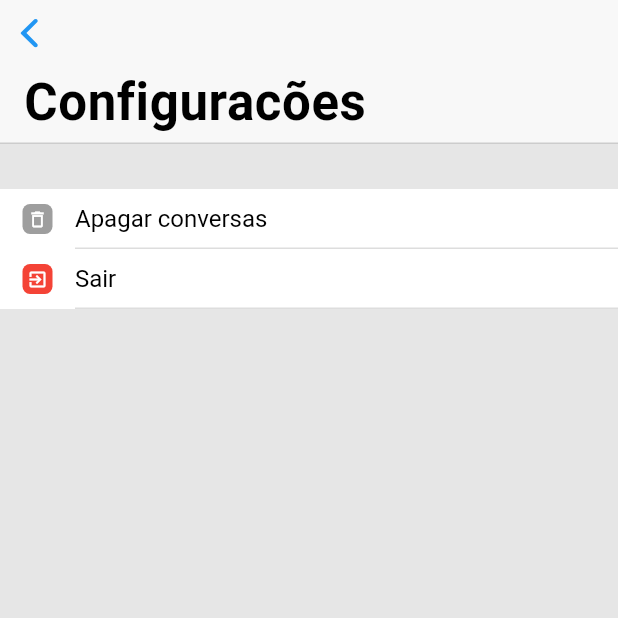
After one commit to gabryelferreira/chat_app, a Flutter app: the HomeScreen screen opened by its route, after a tap on the "settings" icon, on a phone screen of 412 x 824 dp, the top half of it. The commit adds this screen. Run offline on Flutter 3.47's test engine with Material 2 defaults, Android fonts, the phone set to English and light mode, and no system bars; our stand-ins replace firebase_messaging, progress_dialog, shared_preferences, socket_io_client, sqflite; missing offline and left inert: emoji_picker; accounts and stored records are empty; network calls fail.

Commit message:
Settings screen, improving layout and lazy loading messages from selected chat

```diff
--- a/chat_app/lib/main.dart
+++ b/chat_app/lib/main.dart
@@ -5,10 +5,10 @@ import 'package:chat_app/src/screens/contact/contact_view.dart';
 import 'package:chat_app/src/screens/home/home_view.dart';
 import 'package:chat_app/src/screens/login/login_view.dart';
 import 'package:chat_app/src/screens/register/register_view.dart';
+import 'package:chat_app/src/screens/settings/settings_view.dart';
 import 'package:chat_app/src/widgets/custom_page_route.dart';
 import 'package:flutter/cupertino.dart';
 import 'package:flutter/material.dart';
-import 'package:flutter_statusbarcolor/flutter_statusbarcolor.dart';
 import 'package:provider/provider.dart';
 import 'package:flutter/services.dart';
 
@@ -55,6 +55,9 @@ class MyApp extends StatelessWidget {
             case '/add-chat':
               return CustomPageRoute.build(
                   builder: (_) => AddChatScreen(), settings: settings);
+            case '/settings':
+              return CustomPageRoute.build(
+                  builder: (_) => SettingsScreen(), settings: settings);
             default:
               return CustomPageRoute.build(
                   builder: (_) => AfterLaunchScreen(), settings: settings);
--- a/chat_app/lib/src/data/models/message.dart
+++ b/chat_app/lib/src/data/models/message.dart
@@ -43,6 +43,7 @@ class Message {
   }
 
   Message.fromLocalDatabaseMap(Map<String, dynamic> json) {
+    localId = json['id_message'];
     id = json['_id'];
     chatId = json['chat_id'];
     message = json['message'];
--- a/chat_app/lib/src/screens/home/home_controller.dart
+++ b/chat_app/lib/src/screens/home/home_controller.dart
@@ -185,14 +185,8 @@ class HomeController extends StateControl with WidgetsBindingObserver {
     Navigator.of(context).pushNamed(AddChatScreen.routeName);
   }
 
-  void logout() async {
-    emitUserLeft();
-    _userRepository.saveUserFcmToken(null);
-    await CustomSharedPreferences.remove('user');
-    await CustomSharedPreferences.remove('token');
-    _chatsProvider.clearDatabase();
-    Navigator.of(context)
-        .pushNamedAndRemoveUntil(LoginScreen.routeName, (_) => false);
+  void openSettings() async {
+    Navigator.of(context).pushNamed('/settings');
   }
 
   @override
--- a/chat_app/lib/src/screens/home/home_view.dart
+++ b/chat_app/lib/src/screens/home/home_view.dart
@@ -1,5 +1,6 @@
 import 'package:chat_app/src/screens/home/home_controller.dart';
 import 'package:chat_app/src/widgets/chat_card.dart';
+import 'package:chat_app/src/widgets/custom_cupertino_sliver_navigation_bar.dart';
 import 'package:chat_app/src/widgets/user_card.dart';
 import 'package:flutter/cupertino.dart';
 import 'package:flutter/material.dart';
@@ -40,7 +41,7 @@ class _HomeScreenState extends State<HomeScreen> {
         return Scaffold(
           body: CustomScrollView(
             slivers: <Widget>[
-              CupertinoSliverNavigationBar(
+              CustomCupertinoSliverNavigationBar(
                 previousPageTitle: '',
                 largeTitle: Text(
                   _homeController.loading ? 'Conectando...' : 'Chats',
@@ -50,15 +51,14 @@ class _HomeScreenState extends State<HomeScreen> {
                   color: Colors.transparent,
                   child: IconButton(
                     icon: Icon(
-                      Icons.exit_to_app,
+                      Icons.settings,
                       color: Theme.of(context).primaryColor,
                     ),
                     onPressed: () {
-                      _homeController.logout();
+                      _homeController.openSettings();
                     },
                   ),
                 ),
-                backgroundColor: Color(0xFFF8F8F8),
               ),
               usersList(context),
             ],
@@ -106,7 +106,7 @@ class _HomeScreenState extends State<HomeScreen> {
       );
     }
     return SliverPadding(
-      padding: EdgeInsets.symmetric(vertical: 5),
+      padding: EdgeInsets.symmetric(vertical: 0),
       sliver: SliverList(
         delegate: SliverChildBuilderDelegate(
           (BuildContext context, int index) {
--- /dev/null
+++ b/chat_app/lib/src/screens/settings/settings_controller.dart
@@ -0,0 +1,86 @@
+import 'dart:async';
+
+import 'package:chat_app/src/data/models/custom_error.dart';
+import 'package:chat_app/src/data/models/user.dart';
+import 'package:chat_app/src/data/providers/chats_provider.dart';
+import 'package:chat_app/src/data/repositories/register_repository.dart';
+import 'package:chat_app/src/data/repositories/user_repository.dart';
+import 'package:chat_app/src/screens/home/home_view.dart';
+import 'package:chat_app/src/screens/login/login_view.dart';
+import 'package:chat_app/src/utils/custom_shared_preferences.dart';
+import 'package:chat_app/src/utils/socket_controller.dart';
+import 'package:chat_app/src/utils/state_control.dart';
+import 'package:flutter/cupertino.dart';
+import 'package:flutter/material.dart';
+import 'package:provider/provider.dart';
+
+import 'package:socket_io_client/socket_io_client.dart' as IO;
+
+class SettingsController extends StateControl {
+
+  final BuildContext context;
+
+  UserRepository _userRepository = UserRepository();
+
+  IO.Socket socket = SocketController.socket;
+
+  User myUser;
+
+  SettingsController({
+    @required this.context,
+  }) {
+    this.init();
+  }
+
+  void init() {
+    getMyUser();
+  }
+
+  getMyUser() async {
+    myUser = await CustomSharedPreferences.getMyUser();
+    print("myuserrr ${myUser.name}");
+    notifyListeners();
+  }
+
+  showAlertDialog(String message) {
+    Widget okButton = FlatButton(
+      child: Text("OK"),
+      onPressed: () {
+        Navigator.pop(context);
+      },
+    );
+    AlertDialog alerta = AlertDialog(
+      title: Text("Verifique os erros"),
+      content: Text(message),
+      actions: [
+        okButton,
+      ],
+    );
+    showCupertinoDialog(
+      context: context,
+      builder: (BuildContext context) {
+        return alerta;
+      },
+    );
+  }
+
+  void emitUserLeft() async {
+    socket.emit("user-left");
+  }
+
+  logout() async {
+    emitUserLeft();
+    _userRepository.saveUserFcmToken(null);
+    await CustomSharedPreferences.remove('user');
+    await CustomSharedPreferences.remove('token');
+    Provider.of<ChatsProvider>(context).clearDatabase();
+    Navigator.of(context)
+        .pushNamedAndRemoveUntil(LoginScreen.routeName, (_) => false);
+  }
+
+  @override
+  void dispose() {
+    super.dispose();
+  }
+
+}
--- /dev/null
+++ b/chat_app/lib/src/screens/settings/settings_view.dart
@@ -0,0 +1,74 @@
+import 'package:chat_app/src/screens/settings/settings_controller.dart';
+import 'package:chat_app/src/widgets/custom_cupertino_sliver_navigation_bar.dart';
+import 'package:chat_app/src/widgets/settings_item.dart';
+import 'package:chat_app/src/widgets/user_info_item.dart';
+import 'package:flutter/cupertino.dart';
+import 'package:flutter/material.dart';
+
+class SettingsScreen extends StatefulWidget {
+  static final String routeName = '/settings';
+  @override
+  _SettingsScreenState createState() => _SettingsScreenState();
+}
+
+class _SettingsScreenState extends State<SettingsScreen> {
+  SettingsController _settingsController;
+
+  @override
+  void initState() {
+    _settingsController = SettingsController(context: context);
+    super.initState();
+  }
+
+  @override
+  Widget build(BuildContext context) {
+    return StreamBuilder<Object>(
+      stream: _settingsController.streamController.stream,
+      builder: (context, snapshot) {
+        return Scaffold(
+          backgroundColor: Color(0xFFE6E6E6),
+          body: CustomScrollView(
+            slivers: <Widget>[
+              CustomCupertinoSliverNavigationBar(
+                largeTitle: Text('Configuracões'),
+              ),
+              SliverFillRemaining(
+                child: ListView(
+                  padding: EdgeInsets.all(0),
+                  children: <Widget>[
+                    renderMyUserCard(),
+                    SizedBox(
+                      height: 30,
+                    ),
+                    SettingsItem(
+                      icon: Icons.delete_outline,
+                      iconBackgroundColor: Colors.grey,
+                      title: 'Apagar conversas',
+                      onTap: () {},
+                    ),
+                    SettingsItem(
+                      icon: Icons.exit_to_app,
+                      iconBackgroundColor: Colors.red,
+                      title: 'Sair',
+                      onTap: () {},
+                    ),
+                  ],
+                ),
+              ),
+            ],
+          ),
+        );
+      }
+    );
+  }
+
+  Widget renderMyUserCard() {
+    if (_settingsController.myUser != null) {
+      return UserInfoItem(
+        name: _settingsController.myUser.name,
+        subtitle: _settingsController.myUser.username,
+      );
+    }
+    return Container();
+  }
+}
--- a/chat_app/lib/src/widgets/chat_card.dart
+++ b/chat_app/lib/src/widgets/chat_card.dart
@@ -66,7 +66,6 @@ class ChatCard extends StatelessWidget {
                   child: Padding(
                     padding: const EdgeInsets.only(
                       left: 15,
-                      bottom: 5,
                       top: 2,
                     ),
                     child: Container(
@@ -127,6 +126,9 @@ class ChatCard extends StatelessWidget {
                               ),
                             ],
                           ),
+                          SizedBox(
+                            height: 5,
+                          ),
                           Container(
                             width: double.infinity,
                             height: 1,
--- /dev/null
+++ b/chat_app/lib/src/widgets/custom_cupertino_sliver_navigation_bar.dart
@@ -0,0 +1,32 @@
+import 'package:flutter/cupertino.dart';
+
+class CustomCupertinoSliverNavigationBar extends StatelessWidget {
+
+  final String previousPageTitle;
+  final Widget largeTitle;
+  final EdgeInsetsDirectional  padding;
+  final Widget trailing;
+
+  CustomCupertinoSliverNavigationBar({
+    this.previousPageTitle,
+    this.largeTitle,
+    this.padding,
+    this.trailing,
+  });
+
+  @override
+  Widget build(BuildContext context) {
+    return CupertinoSliverNavigationBar(
+      border: Border(
+        bottom: BorderSide(
+          color: Color(0xFFCCCCCC),
+          width: 1,
+        ),
+      ),
+      previousPageTitle: previousPageTitle,
+      largeTitle: largeTitle,
+      padding: padding,
+      trailing: trailing,
+    );
+  }
+}
--- /dev/null
+++ b/chat_app/lib/src/widgets/settings_item.dart
@@ -0,0 +1,88 @@
+import 'package:flutter/cupertino.dart';
+import 'package:flutter/material.dart';
+
+class SettingsItem extends StatelessWidget {
+  final Function onTap;
+  final Color iconBackgroundColor;
+  final IconData icon;
+  final String title;
+
+  SettingsItem({
+    @required this.icon,
+    @required this.title,
+    @required this.onTap,
+    @required this.iconBackgroundColor,
+  });
+
+  @override
+  Widget build(BuildContext context) {
+    return Container(
+      color: Colors.white,
+      child: InkWell(
+        onTap: onTap,
+        child: Padding(
+          padding: EdgeInsets.only(
+            left: 15,
+            top: 10,
+            bottom: 0,
+          ),
+          child: Container(
+            child: Row(
+              crossAxisAlignment: CrossAxisAlignment.start,
+              children: <Widget>[
+                Container(
+                  height: 20,
+                  width: 20,
+                  decoration: BoxDecoration(
+                    color: iconBackgroundColor,
+                    borderRadius: BorderRadius.circular(5),
+                  ),
+                  child: Icon(icon, color: Colors.white, size: 14),
+                ),
+                Expanded(
+                  child: Padding(
+                    padding: const EdgeInsets.only(
+                      left: 15,
+                    ),
+                    child: Container(
+                      child: Column(
+                        children: <Widget>[
+                          Row(
+                            crossAxisAlignment: CrossAxisAlignment.start,
+                            children: <Widget>[
+                              Expanded(
+                                child: Text(
+                                  title,
+                                  style: TextStyle(
+                                    color: Colors.black,
+                                    fontSize: 16,
+                                  ),
+                                ),
+                              ),
+                              // Padding(
+                              //   padding: EdgeInsets.only(right: 15, left: 30),
+                              //   child: trailing,
+                              // ),
+                            ],
+                          ),
+                          SizedBox(
+                            height: 10,
+                          ),
+                          Container(
+                            width: double.infinity,
+                            height: 1,
+                            color: Color(0xFFDDDDDD),
+                          ),
+                        ],
+                      ),
+                    ),
+                  ),
+                ),
+              ],
+            ),
+          ),
+        ),
+      ),
+    );
+  }
+}
--- a/chat_app/lib/src/widgets/user_card.dart
+++ b/chat_app/lib/src/widgets/user_card.dart
@@ -22,7 +22,7 @@ class UserCard extends StatelessWidget {
         child: Padding(
           padding: EdgeInsets.only(
             left: 15,
-            top: 5,
+            top: 10,
             bottom: 0,
           ),
           child: Container(
@@ -44,7 +44,6 @@ class UserCard extends StatelessWidget {
                     padding: const EdgeInsets.only(
                       left: 15,
                       top: 5,
-                      bottom: 5,
                     ),
                     child: Container(
                       child: Column(
--- a/chat_app/pubspec.yaml
+++ b/chat_app/pubspec.yaml
@@ -11,7 +11,7 @@ description: A new Flutter project.
 # In iOS, build-name is used as CFBundleShortVersionString while build-number used as CFBundleVersion.
 # Read more about iOS versioning at
 # https://developer.apple.com/library/archive/documentation/General/Reference/InfoPlistKeyReference/Articles/CoreFoundationKeys.html
-version: 1.0.0+5
+version: 1.0.0+6
 
 environment:
   sdk: ">=2.1.0 <3.0.0"
```
Also changed, not shown: chat_app/lib/src/data/local_database/db_provider.dart (+26 -6 lines), chat_app/lib/src/data/providers/chats_provider.dart (+25 -0 lines), chat_app/lib/src/screens/add_chat/add_chat_view.dart (+3 -6 lines), chat_app/lib/src/screens/contact/contact_controller.dart (+9 -0 lines), chat_app/lib/src/screens/contact/contact_view.dart (+16 -4 lines), chat_app/lib/src/widgets/user_info_item.dart (added, +70 -0 lines).
